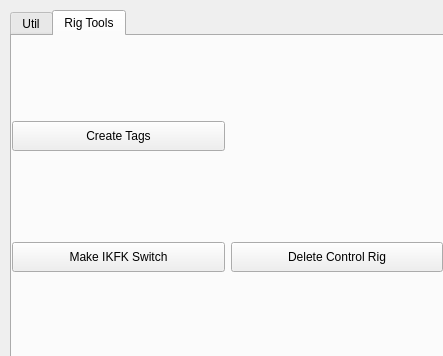
Qt form Projects/HacknSlash/python/ui/nb_tools.ui (neilberard/Python-Projects) before a commit.
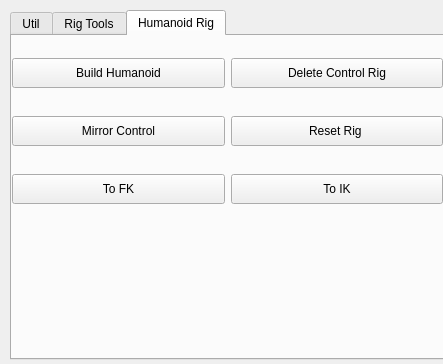
The same form after that commit. Icons and pictures are not drawn.

Commit message: added ctrl mirroring

Diff of the .ui file:
```diff
--- a/Projects/HacknSlash/python/ui/nb_tools.ui
+++ b/Projects/HacknSlash/python/ui/nb_tools.ui
@@ -7,7 +7,7 @@
     <x>0</x>
     <y>0</y>
     <width>443</width>
-    <height>356</height>
+    <height>364</height>
    </rect>
   </property>
   <property name="windowTitle">
@@ -41,7 +41,7 @@
     <enum>QTabWidget::Rounded</enum>
    </property>
    <property name="currentIndex">
-    <number>1</number>
+    <number>2</number>
    </property>
    <widget class="QWidget" name="tab_util">
     <property name="sizePolicy">
@@ -346,6 +346,101 @@
      </layout>
     </widget>
    </widget>
+   <widget class="QWidget" name="tab">
+    <attribute name="title">
+     <string>Humanoid Rig</string>
+    </attribute>
+    <widget class="QWidget" name="gridLayoutWidget_4">
+     <property name="geometry">
+      <rect>
+       <x>0</x>
+       <y>0</y>
+       <width>431</width>
+       <height>191</height>
+      </rect>
+     </property>
+     <layout class="QGridLayout" name="gridLayout_3">
+      <item row="0" column="0">
+       <widget class="QPushButton" name="btn_build_humanoid">
+        <property name="minimumSize">
+         <size>
+          <width>0</width>
+          <height>30</height>
+         </size>
+        </property>
+        <property name="text">
+         <string>Build Humanoid</string>
+        </property>
+       </widget>
+      </item>
+      <item row="0" column="1">
+       <widget class="QPushButton" name="btn_delete_all_ctrls">
+        <property name="minimumSize">
+         <size>
+          <width>0</width>
+          <height>30</height>
+         </size>
+        </property>
+        <property name="text">
+         <string>Delete Control Rig</string>
+        </property>
+       </widget>
+      </item>
+      <item row="1" column="0">
+       <widget class="QPushButton" name="btn_mirror_ctrls">
+        <property name="minimumSize">
+         <size>
+          <width>0</width>
+          <height>30</height>
+         </size>
+        </property>
+        <property name="text">
+         <string>Mirror Control</string>
+        </property>
+       </widget>
+      </item>
+      <item row="2" column="0">
+       <widget class="QPushButton" name="btn_to_fk">
+        <property name="minimumSize">
+         <size>
+          <width>0</width>
+          <height>30</height>
+         </size>
+        </property>
+        <property name="text">
+         <string>To FK</string>
+        </property>
+       </widget>
+      </item>
+      <item row="2" column="1">
+       <widget class="QPushButton" name="btn_to_ik">
+        <property name="minimumSize">
+         <size>
+          <width>0</width>
+          <height>30</height>
+         </size>
+        </property>
+        <property name="text">
+         <string>To IK</string>
+        </property>
+       </widget>
+      </item>
+      <item row="1" column="1">
+       <widget class="QPushButton" name="btn_reset_rig">
+        <property name="minimumSize">
+         <size>
+          <width>0</width>
+          <height>30</height>
+         </size>
+        </property>
+        <property name="text">
+         <string>Reset Rig </string>
+        </property>
+       </widget>
+      </item>
+     </layout>
+    </widget>
+   </widget>
   </widget>
  </widget>
  <resources/>
```
The commit also changes 6 other files.
